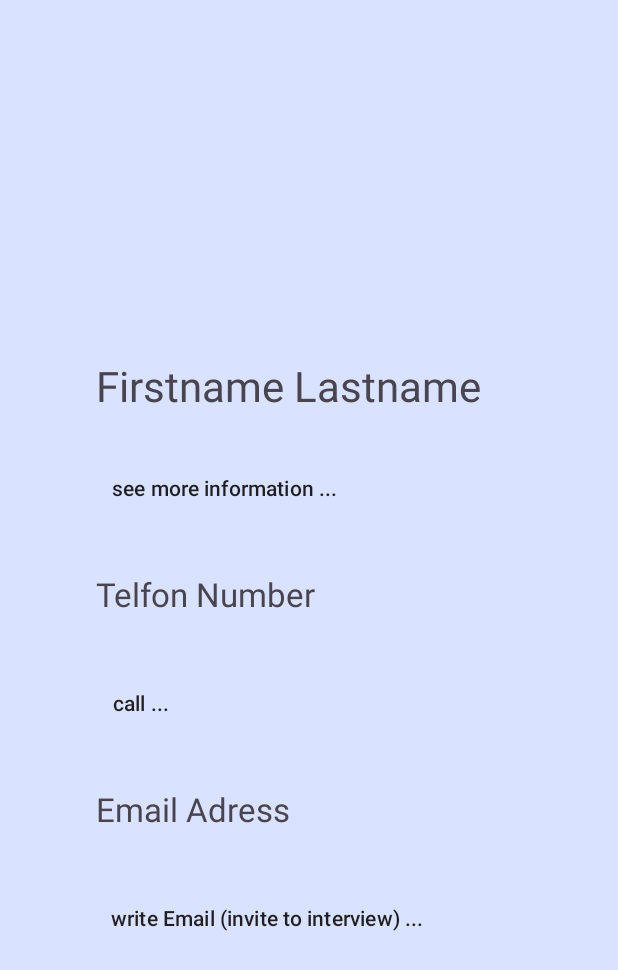
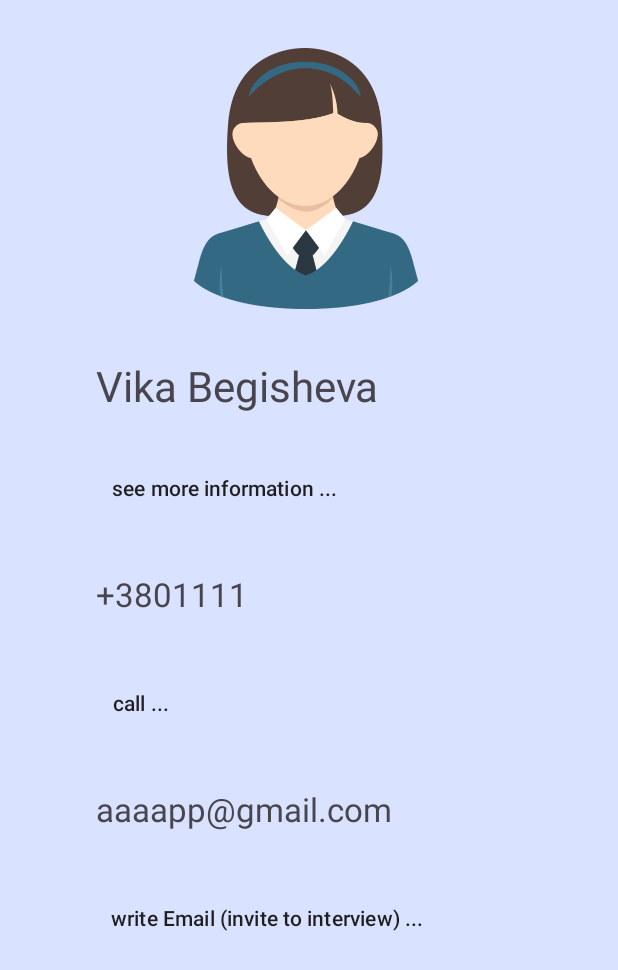
Before and after one commit to ViktoriaBegisheva/CVapplication, an Android app: the screen it shows after launch (MainActivity), on a phone screen of 412 x 824 dp. Shown: the top 970 px of the screen. Run offline under Robolectric (Android 15) with nearby library versions, the phone set to English and light mode, and no system bars.

Commit message:
add data

```diff
--- a/app/src/main/java/com/example/cvapplication/MainActivity.kt
+++ b/app/src/main/java/com/example/cvapplication/MainActivity.kt
@@ -1,11 +1,60 @@
 package com.example.cvapplication
 
+import android.content.Intent
 import androidx.appcompat.app.AppCompatActivity
 import android.os.Bundle
+import android.util.Log
+import android.widget.Button
+import android.widget.ImageView
+import android.widget.TextView
+import java.io.File
 
 class MainActivity : AppCompatActivity() {
+
+    private lateinit var foto: ImageView
+    private lateinit var name: TextView
+    private lateinit var telfonNumber: TextView
+    private lateinit var emailAdress: TextView
+
+    private lateinit var moreInfo: Button
+    private lateinit var call: Button
+    private lateinit var writeEmail: Button
+
+    //val inf = File("D:/Repo/CVapplication/app/src/main/java/com/example/cvapplication/data.txt").readLines()
+    //val profile = Profile(R.drawable.foto, inf[0], inf[1], inf[2])
+    val profile = Profile(R.drawable.foto, "Vika Begisheva", "+3801111", "aaaapp@gmail.com")
     override fun onCreate(savedInstanceState: Bundle?) {
         super.onCreate(savedInstanceState)
         setContentView(R.layout.activity_main)
+
+        foto = findViewById(R.id.foto)
+        name = findViewById(R.id.name)
+        telfonNumber = findViewById(R.id.telfonNumber)
+        emailAdress = findViewById(R.id.emailAdress)
+
+        foto.setImageResource(profile.foto)
+        name.text = profile.name
+        telfonNumber.text = profile.number
+        emailAdress.text = profile.email
+
+
+        moreInfo = findViewById(R.id.moreInfo)
+//        moreInfo.setOnClickListener{
+//            Log.d("XXXXX", "click")
+//            val intent = Intent(Intent.ACTION_SENDTO)
+//            intent.data = android.net.Uri.parse("mailto:")
+//            Log.d("XXXXX", "internet done")
+//
+//            if (intent.resolveActivity(packageManager) != null) {
+//                startActivity(intent)
+//            } else {
+//
+//                Log.d("XXXXX", "no gmail")
+//            }
+//            Log.d("XXXXX", "finish")
+//        }
+        call = findViewById(R.id.call)
+        writeEmail = findViewById(R.id.writeEmail)
+
     }
 }
--- /dev/null
+++ b/app/src/main/java/com/example/cvapplication/Profile.kt
@@ -0,0 +1,9 @@
+package com.example.cvapplication
+
+data class Profile(
+    val foto: Int,
+    val name: String,
+    val number: String,
+    val email: String,
+    val info: String = "",
+)
--- /dev/null
+++ b/app/src/main/java/com/example/cvapplication/data.txt
@@ -0,0 +1,7 @@
+Vika Begisheva
++3808777
+dkjkf@gmail.com
+more information:
+jfdsjdfl
+gkj kjgfk
+gfk
--- a/app/src/main/res/layout/activity_main.xml
+++ b/app/src/main/res/layout/activity_main.xml
@@ -1,19 +1,12 @@
 <?xml version="1.0" encoding="utf-8"?>
-<androidx.constraintlayout.widget.ConstraintLayout xmlns:android="http://schemas.android.com/apk/res/android"
+<LinearLayout xmlns:android="http://schemas.android.com/apk/res/android"
     xmlns:app="http://schemas.android.com/apk/res-auto"
     xmlns:tools="http://schemas.android.com/tools"
     android:layout_width="match_parent"
     android:layout_height="match_parent"
+    android:orientation="vertical"
     android:background="@color/material_dynamic_primary90"
     tools:context=".MainActivity">
-
-
-    <LinearLayout
-        android:layout_width="409dp"
-        android:layout_height="729dp"
-        android:orientation="vertical"
-        tools:layout_editor_absoluteX="1dp"
-        tools:layout_editor_absoluteY="1dp">
 
     <ImageView
         android:id="@+id/foto"
@@ -97,5 +90,3 @@
         tools:layout_editor_absoluteX="64dp" />
 
 </LinearLayout>
-
-</androidx.constraintlayout.widget.ConstraintLayout>
```
Also changed, not shown: app/src/main/res/drawable/foto.png (added), 3 other files. Lines whose indentation alone changed are shown as unchanged.
